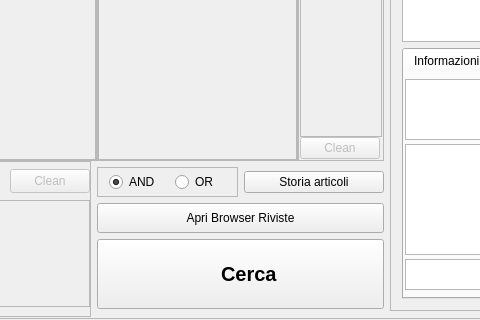
Before: the Qt Designer form lescienze500/src/lescienze500.ui in simon-r/LeScienze500, drawn with Qt 5; both pictures show x 185 to 665 and y 421 to 741 of the 1098 by 741 pixel window.
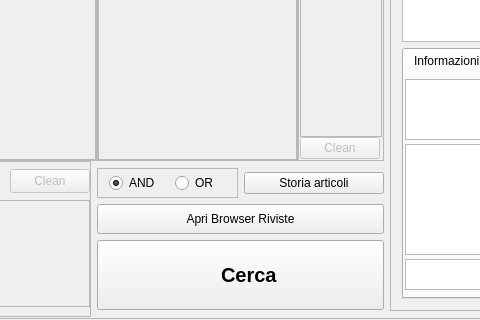
After: the same form once the commit is applied. Icons and pictures are not drawn.

Commit message: sab 11 dic 2010, 22.25.33, CET

Patch:
```diff
--- a/lescienze500/src/lescienze500.ui
+++ b/lescienze500/src/lescienze500.ui
@@ -1235,73 +1235,9 @@
                  <property name="spacing">
                   <number>0</number>
                  </property>
-                 <item row="7" column="0" colspan="3">
-                  <widget class="QPushButton" name="Cerca">
-                   <property name="enabled">
-                    <bool>true</bool>
-                   </property>
-                   <property name="minimumSize">
-                    <size>
-                     <width>230</width>
-                     <height>30</height>
-                    </size>
-                   </property>
-                   <property name="maximumSize">
-                    <size>
-                     <width>16777215</width>
-                     <height>70</height>
-                    </size>
-                   </property>
-                   <property name="font">
-                    <font>
-                     <pointsize>15</pointsize>
-                     <weight>75</weight>
-                     <bold>true</bold>
-                     <strikeout>false</strikeout>
-                    </font>
-                   </property>
-                   <property name="text">
-                    <string>   Cerca</string>
-                   </property>
-                   <property name="icon">
-                    <iconset resource="icons.qrc">
-                     <normaloff>:/icons/icons/128x128/apps/lescienze500.png</normaloff>:/icons/icons/128x128/apps/lescienze500.png</iconset>
-                   </property>
-                   <property name="iconSize">
-                    <size>
-                     <width>40</width>
-                     <height>40</height>
-                    </size>
-                   </property>
-                   <property name="flat">
-                    <bool>false</bool>
-                   </property>
-                  </widget>
-                 </item>
-                 <item row="5" column="0" colspan="3">
-                  <widget class="QPushButton" name="ApriBrowserCopertine">
-                   <property name="minimumSize">
-                    <size>
-                     <width>230</width>
-                     <height>0</height>
-                    </size>
-                   </property>
-                   <property name="maximumSize">
-                    <size>
-                     <width>16777215</width>
-                     <height>30</height>
-                    </size>
-                   </property>
-                   <property name="text">
-                    <string>Apri Browser Riviste</string>
-                   </property>
-                   <property name="icon">
-                    <iconset resource="crystal.qrc">
-                     <normaloff>:/icons/crystal/bookmarks-organize.png</normaloff>:/icons/crystal/bookmarks-organize.png</iconset>
-                   </property>
-                  </widget>
-                 </item>
-                 <item row="4" column="0" colspan="3">
+                 <item row="6" column="0" colspan="3">
+                  <layout class="QVBoxLayout" name="verticalLayout_3">
+                   <item>
                   <layout class="QHBoxLayout" name="horizontalLayout_6">
                    <item>
                     <widget class="QFrame" name="AND_OR_Frame">
@@ -1387,6 +1323,74 @@
                      <property name="icon">
                       <iconset resource="crystal.qrc">
                        <normaloff>:/icons/crystal/view-history.png</normaloff>:/icons/crystal/view-history.png</iconset>
+                       </property>
+                      </widget>
+                     </item>
+                    </layout>
+                   </item>
+                   <item>
+                    <widget class="QPushButton" name="ApriBrowserCopertine">
+                     <property name="minimumSize">
+                      <size>
+                       <width>230</width>
+                       <height>0</height>
+                      </size>
+                     </property>
+                     <property name="maximumSize">
+                      <size>
+                       <width>16777215</width>
+                       <height>30</height>
+                      </size>
+                     </property>
+                     <property name="text">
+                      <string>Apri Browser Riviste</string>
+                     </property>
+                     <property name="icon">
+                      <iconset resource="crystal.qrc">
+                       <normaloff>:/icons/crystal/bookmarks-organize.png</normaloff>:/icons/crystal/bookmarks-organize.png</iconset>
+                     </property>
+                    </widget>
+                   </item>
+                   <item>
+                    <widget class="QPushButton" name="Cerca">
+                     <property name="enabled">
+                      <bool>true</bool>
+                     </property>
+                     <property name="minimumSize">
+                      <size>
+                       <width>230</width>
+                       <height>30</height>
+                      </size>
+                     </property>
+                     <property name="maximumSize">
+                      <size>
+                       <width>16777215</width>
+                       <height>70</height>
+                      </size>
+                     </property>
+                     <property name="font">
+                      <font>
+                       <pointsize>15</pointsize>
+                       <weight>75</weight>
+                       <bold>true</bold>
+                       <strikeout>false</strikeout>
+                      </font>
+                     </property>
+                     <property name="text">
+                      <string>   Cerca</string>
+                     </property>
+                     <property name="icon">
+                      <iconset resource="icons.qrc">
+                       <normaloff>:/icons/icons/128x128/apps/lescienze500.png</normaloff>:/icons/icons/128x128/apps/lescienze500.png</iconset>
+                     </property>
+                     <property name="iconSize">
+                      <size>
+                       <width>40</width>
+                       <height>40</height>
+                      </size>
+                     </property>
+                     <property name="flat">
+                      <bool>false</bool>
                      </property>
                     </widget>
                    </item>
```
Lines whose indentation alone changed are shown as unchanged.
